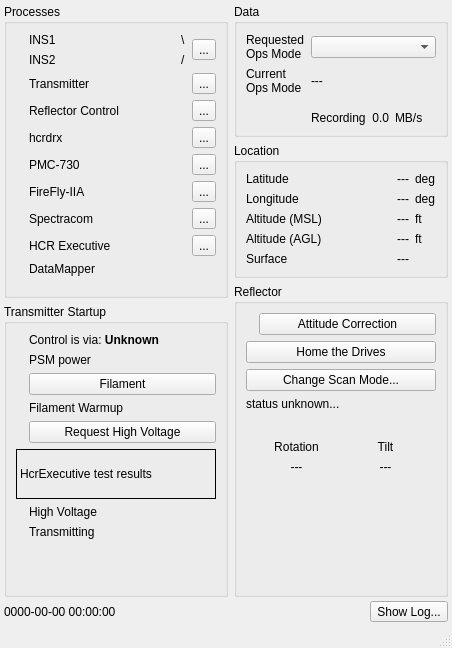
Qt form src/hcrgui/HcrGuiMainWindow.ui (NCAR/HCR_instrument) before a commit.
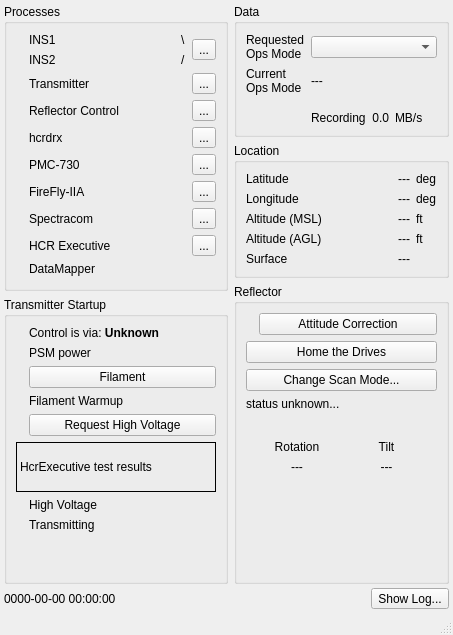
The same form after that commit. Icons and pictures are not drawn.

```diff
--- a/src/hcrgui/HcrGuiMainWindow.ui
+++ b/src/hcrgui/HcrGuiMainWindow.ui
@@ -6,8 +6,8 @@
    <rect>
     <x>0</x>
     <y>0</y>
-    <width>452</width>
-    <height>648</height>
+    <width>453</width>
+    <height>635</height>
    </rect>
   </property>
   <property name="sizePolicy">
```
Left out of the diff: 103 changed lines with no effect on the pictures.
